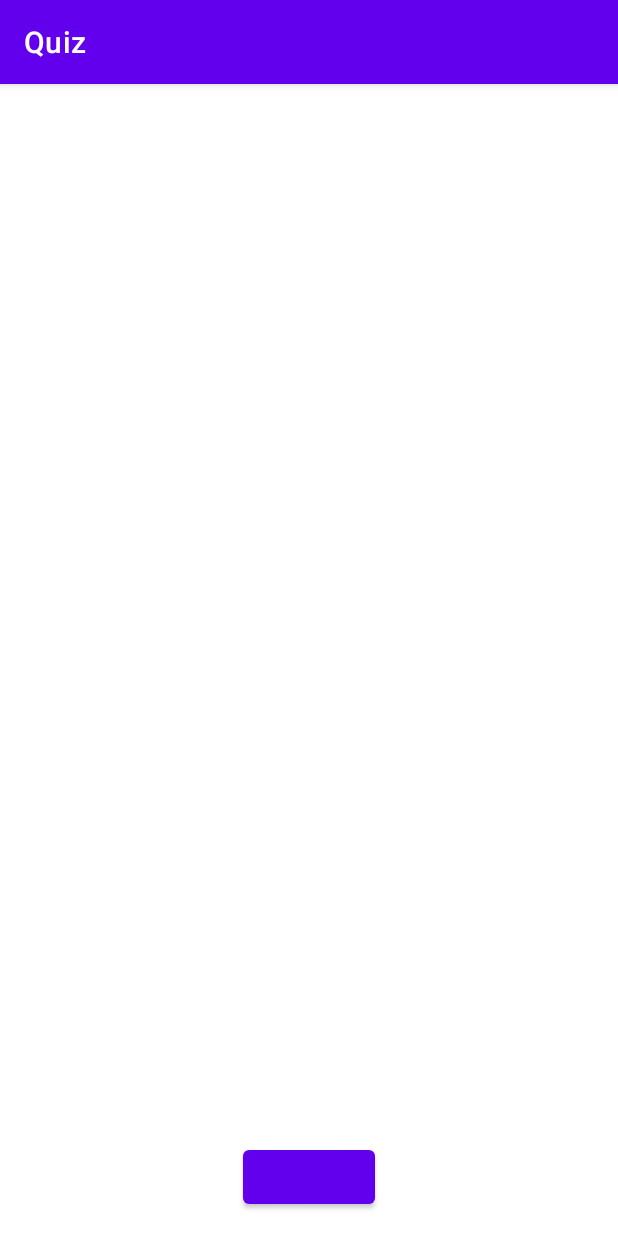
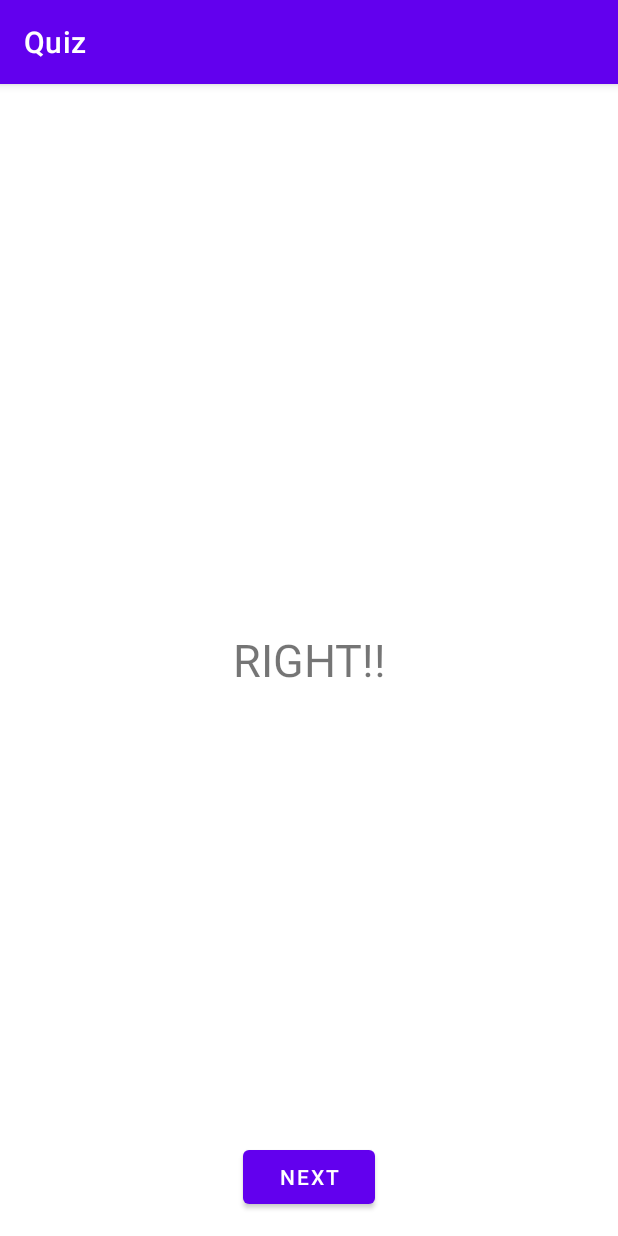
Before and after one commit to jlacastac/Quiz, an Android app: the screen it shows after launch (ResultActivity), after a tap on "SEND", on a phone screen of 412 x 824 dp. Run offline under Robolectric (Android 15) with nearby library versions, the phone set to English and light mode, and no system bars; our stand-ins replace data binding; 1 statement that could not run was skipped.

Commit message:
Quiz system implemented.

```diff
--- a/app/src/main/java/org/iesch/pmdm/quiz/QuizActivity.java
+++ b/app/src/main/java/org/iesch/pmdm/quiz/QuizActivity.java
@@ -1,4 +1,6 @@
 package org.iesch.pmdm.quiz;
+
+import static java.lang.Thread.sleep;
 
 import androidx.appcompat.app.AppCompatActivity;
 import androidx.lifecycle.ViewModelProvider;
@@ -6,7 +8,12 @@ import androidx.lifecycle.ViewModelProvider;
 import android.content.Intent;
 import android.content.SharedPreferences;
 import android.os.Bundle;
+import android.widget.Button;
+import android.widget.ProgressBar;
 import android.widget.RadioButton;
+import android.widget.RadioGroup;
+import android.widget.TextView;
+import android.widget.Toast;
 
 import org.iesch.pmdm.quiz.ViewModel.QuizViewModel;
 import org.iesch.pmdm.quiz.databinding.ActivityMainBinding;
@@ -19,6 +26,16 @@ public class QuizActivity extends AppCompatActivity {
 
     private ActivityMainBinding binding;
     private QuizViewModel quizViewModel;
+
+
+    private ProgressBar progressBar;
+    private Button sendButton;
+    private TextView operationTextView;
+    private TextView questionTextView;
+    private TextView progressTextView;
+    private RadioGroup radioGroup;
+    private RadioButton radioButton1;
+    private RadioButton radioButton2;
 
     @Override
     protected void onCreate(Bundle savedInstanceState) {
@@ -33,6 +50,7 @@ public class QuizActivity extends AppCompatActivity {
         setContentView(binding.getRoot());
 
         quizViewModel.initialize(this);
+        setComponents();
 
         if (firstTime) {
                 quizViewModel.newQuestion();
@@ -43,41 +61,84 @@ public class QuizActivity extends AppCompatActivity {
         setButtons();
     }
 
+    private void setComponents () {
+        progressBar = binding.progressBar;
+        progressTextView = binding.progressTextView;
+        operationTextView = binding.operationTextView;
+        questionTextView = binding.questionTextView;
+        sendButton = binding.sendButton;
+        radioGroup = binding.radioGroup;
+        radioButton1 = binding.radioButton1;
+        radioButton2 = binding.radioButton2;
+
+        questionTextView.setText(R.string.give_answer_text);
+        progressTextView.setText(R.string.progress_0);
+    }
+
     private void setObservers () {
         quizViewModel.getQuestion().observe(this, question -> {
-            binding.operationTextView.setText(question);
+            operationTextView.setText(question);
         });
         quizViewModel.getTrueAnswer().observe(this, trueAnswer -> {
-            binding.radioButton1.setText(trueAnswer);
+            radioButton1.setText(trueAnswer);
         });
         quizViewModel.getFalseAnswer().observe(this, falseAnswer -> {
-            binding.radioButton2.setText(falseAnswer);
+            radioButton2.setText(falseAnswer);
+        });
+        quizViewModel.getQuestionNumber().observe(this, questionNumber -> {
+            switch (quizViewModel.getQuestionNumber().getValue().intValue()) {
+                case 1:
+                    progressTextView.setText(R.string.progress_0);
+                    progressBar.setProgress(0);
+                    break;
+
+                case 2:
+                    progressBar.setProgress(33);
+                    progressTextView.setText(R.string.progress_1);
+                    break;
+
+                case 3:
+                    progressBar.setProgress(66);
+                    progressTextView.setText(R.string.progress_2);
+                    break;
+            }
         });
     }
 
     private void setButtons() {
-        binding.sendButton.setOnClickListener(v -> {
-            if (buttonSelected(binding.radioButton1) && checkAnswer() ||
-                buttonSelected(binding.radioButton2) && checkAnswer()) {
+        sendButton.setOnClickListener(v -> {
+            if (buttonSelected().equals(radioButton1) && checkAnswer(radioButton1) ||
+                    buttonSelected().equals(radioButton2) && checkAnswer(radioButton2)) {
                 viewScore(true);
             } else {
                 viewScore(false);
             }
-            quizViewModel.newQuestion();
         });
     }
 
     private void viewScore (boolean result) {
-        Intent intent = new Intent(this, ResultActivity.class);
-        intent.putExtra("result", result);
-        startActivity(intent);
+        if(quizViewModel.getQuestionNumber().getValue() < 3) {
+            Intent intent = new Intent(this, ResultActivity.class);
+            intent.putExtra("end", false);
+            intent.putExtra("result", result);
+            startActivity(intent);
+        }
+
+        if(quizViewModel.getQuestionNumber().getValue() == 3) {
+            Intent intent = new Intent(this, ResultActivity.class);
+            intent.putExtra("end", true);
+            intent.putExtra("result", result);
+            startActivity(intent);
+            quizViewModel.resetQuiz();
+        }
+        quizViewModel.newQuestion();
     }
 
-    private boolean buttonSelected (RadioButton radioButton) {
-        return radioButton.isActivated();
+    private RadioButton buttonSelected () {
+        return radioGroup.findViewById(radioGroup.getCheckedRadioButtonId());
     }
 
-    private boolean checkAnswer () {
-        return quizViewModel.checkAnswer(binding.radioButton1.getText().toString());
+    private boolean checkAnswer (RadioButton radioButton) {
+        return quizViewModel.checkAnswer(radioButton.getText().toString());
     }
 }
--- a/app/src/main/java/org/iesch/pmdm/quiz/ResultActivity.java
+++ b/app/src/main/java/org/iesch/pmdm/quiz/ResultActivity.java
@@ -1,14 +1,54 @@
 package org.iesch.pmdm.quiz;
 
 import androidx.appcompat.app.AppCompatActivity;
+import androidx.lifecycle.ViewModelProvider;
 
+import android.content.Intent;
 import android.os.Bundle;
+import android.widget.Toast;
+
+import org.iesch.pmdm.quiz.ViewModel.QuizViewModel;
+import org.iesch.pmdm.quiz.databinding.ActivityResultBinding;
+
+import java.util.ResourceBundle;
 
 public class ResultActivity extends AppCompatActivity {
+
+    private ActivityResultBinding binding;
+    private QuizViewModel quizViewModel;
+    Bundle extras;
 
     @Override
     protected void onCreate(Bundle savedInstanceState) {
         super.onCreate(savedInstanceState);
-        setContentView(R.layout.activity_result);
+
+        initialize();
+        setButtons();
+    }
+
+    private void initialize () {
+        binding = ActivityResultBinding.inflate(getLayoutInflater());
+        quizViewModel = new ViewModelProvider(this).get(QuizViewModel.class);
+        extras = getIntent().getExtras();
+
+        setContentView(binding.getRoot());
+
+        if(!extras.getBoolean("end")) {
+            if (extras.getBoolean("result")) {
+                binding.resultTextView.setText(R.string.win_text);
+            } else {
+                binding.resultTextView.setText(R.string.defeat_text);
+            }
+            binding.resultButton.setText(R.string.next_button);
+        } else {
+            binding.resultTextView.setText(R.string.end_text);
+            binding.resultButton.setText(R.string.next_button_end_text);
+        }
+    }
+
+    private void setButtons () {
+        binding.resultButton.setOnClickListener(v -> {
+            finish();
+        });
     }
 }
--- a/app/src/main/java/org/iesch/pmdm/quiz/ViewModel/QuizViewModel.java
+++ b/app/src/main/java/org/iesch/pmdm/quiz/ViewModel/QuizViewModel.java
@@ -20,6 +20,7 @@ public class QuizViewModel extends ViewModel {
     private MutableLiveData<String> question = new MutableLiveData<>();
     private MutableLiveData<String> trueAnswer = new MutableLiveData<>();
     private MutableLiveData<String> falseAnswer = new MutableLiveData<>();
+
 
     private MutableLiveData<Integer> questionNumber = new MutableLiveData<>();
 
@@ -55,6 +56,7 @@ public class QuizViewModel extends ViewModel {
     }
 
     public boolean checkAnswer (String answer) {
+
         return this.trueAnswer.getValue().equals(answer);
     }
 
@@ -69,6 +71,10 @@ public class QuizViewModel extends ViewModel {
         return  answers[new Random().nextInt(answers.length)];
     }
 
+    public MutableLiveData<Integer> getQuestionNumber() {
+        return questionNumber;
+    }
+
     public MutableLiveData<String> getTrueAnswer() {
         if(trueAnswer == null) {
             trueAnswer = new MutableLiveData<>();
--- a/app/src/main/res/layout/activity_main.xml
+++ b/app/src/main/res/layout/activity_main.xml
@@ -17,7 +17,6 @@
             android:layout_width="match_parent"
             android:layout_height="match_parent"
             android:layout_weight="5"
-            android:text="1/3"
             android:gravity="center"
             android:textAlignment="center"
             android:textColor="@color/black"
@@ -28,7 +27,6 @@
             android:layout_width="match_parent"
             android:layout_height="match_parent"
             android:layout_weight="6"
-            android:text="Tu madre es puta"
             android:textAlignment="center"
             android:textColor="@color/black"
             android:gravity="center"
@@ -51,11 +49,11 @@
             android:layout_marginVertical="10dp"
             android:layout_weight="6"
             android:progressTint="@color/purple_500"
-            style="@style/Widget.AppCompat.ProgressBar.Horizontal"
-            android:progress="15"/>
+            style="@style/Widget.AppCompat.ProgressBar.Horizontal" />
 
 
         <RadioGroup
+            android:id="@+id/radioGroup"
             android:layout_width="match_parent"
             android:layout_height="match_parent"
             android:layout_weight="6">
--- a/app/src/main/res/values/strings.xml
+++ b/app/src/main/res/values/strings.xml
@@ -16,4 +16,13 @@
         <item>Felino</item>
         <item>Jeremy</item>
     </string-array>
+    <string name="next_button">Next</string>
+    <string name="win_text">RIGHT!!</string>
+    <string name="defeat_text">INCORRECT!!</string>
+    <string name="next_button_end_text">Start again</string>
+    <string name="end_text">Congratulations! You have finished the lesson</string>
+    <string name="give_answer_text">Give an answer to the question.</string>
+    <string name="progress_0" translatable="false">1/3</string>
+    <string name="progress_1" translatable="false">2/3</string>
+    <string name="progress_2" translatable="false">3/3</string>
 </resources>
```
Also changed, not shown: 2 other files.
